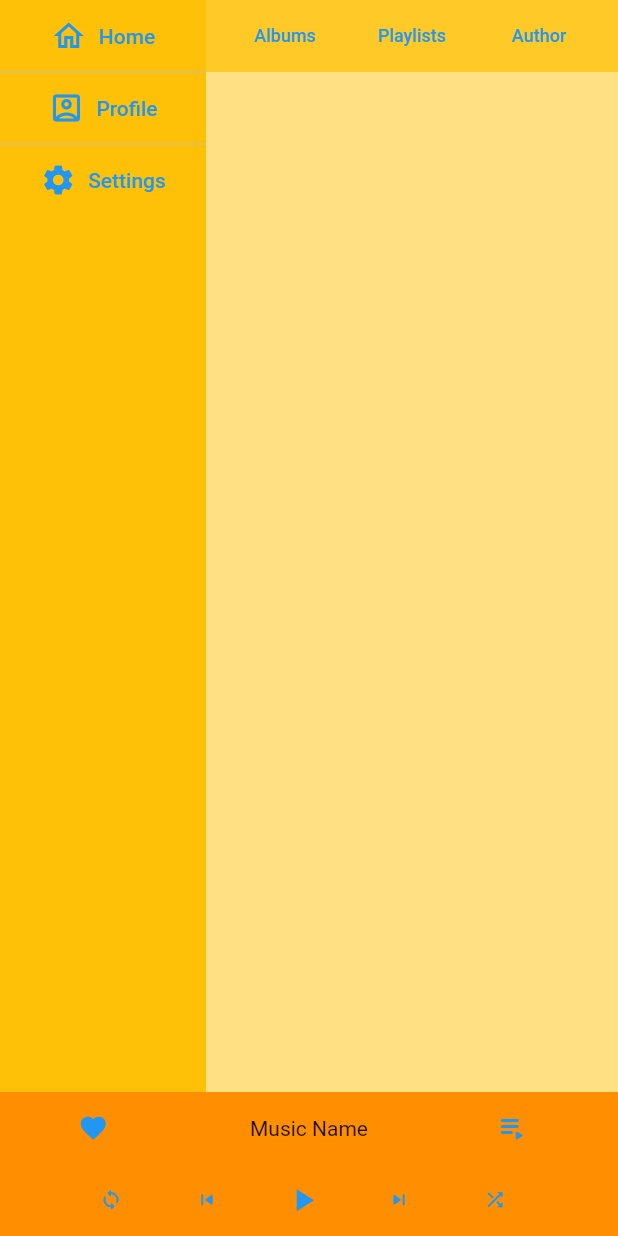
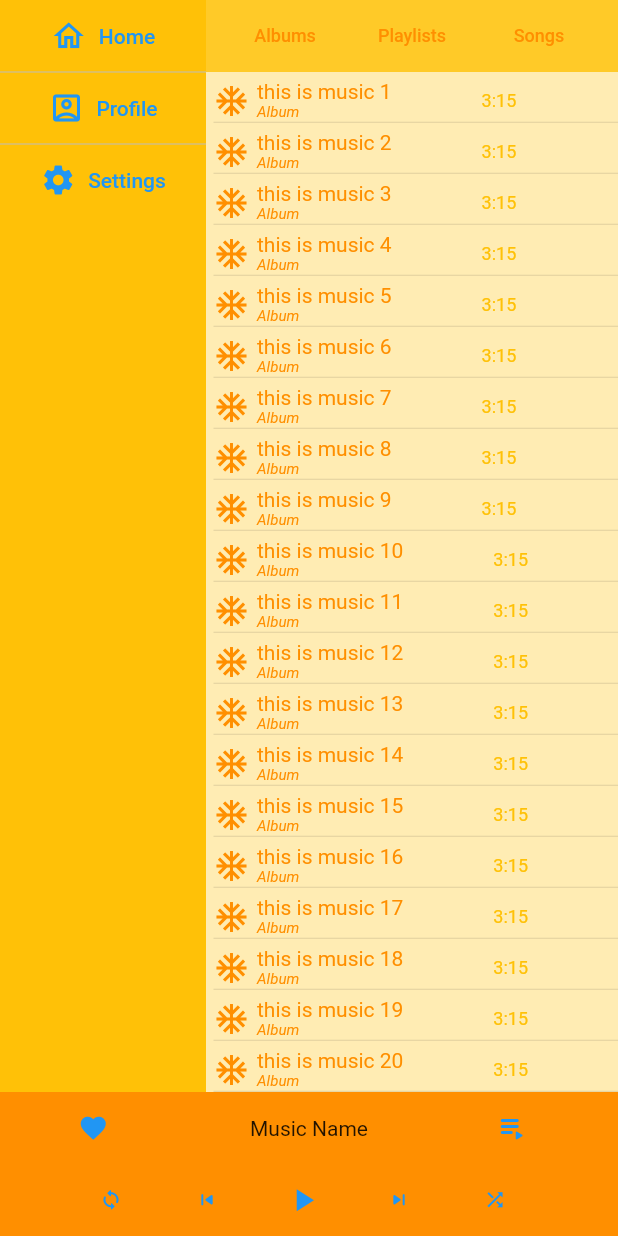
Before and after one commit to 3rs1n4cti0n/MusicPlayerApp, a Flutter app: the screen it shows after launch, on a phone screen of 412 x 824 dp. Run offline on Flutter 3.47's test engine with Material 2 defaults, Android fonts, the phone set to English and light mode, and no system bars.

Commit message:
Added list of songs and tweaking with colorations. Added TODOs so that they can be added later.

```diff
--- a/lib/App Pages/home_page.dart
+++ b/lib/App Pages/home_page.dart
@@ -82,6 +82,7 @@ class _HomeState extends State<Home> {
                                     overflow: TextOverflow.ellipsis,
                                     style: TextStyle(
                                       fontSize: 12,
+                                      color: Colors.amber[800],
                                     ),
                                   ),
                                 ),
@@ -91,6 +92,7 @@ class _HomeState extends State<Home> {
                                     'Playlists',
                                     overflow: TextOverflow.ellipsis,
                                     style: TextStyle(
+                                      color: Colors.amber[800],
                                       fontSize: 12,
                                     ),
                                   ),
@@ -98,16 +100,84 @@ class _HomeState extends State<Home> {
                                 TextButton(
                                   onPressed: () {},
                                   child: Text(
-                                    'Author',
+                                    'Songs',
                                     overflow: TextOverflow.ellipsis,
                                     style: TextStyle(
+                                      color: Colors.amber[800],
                                       fontSize: 12,
                                     ),
                                   ),
                                 ),
                               ],
                             ),
-                          )
+                          ),
+                          Expanded(
+                            child: Container(
+                              color: Colors.amber[300],
+                              child: ListView.builder(
+                                  itemCount: 150,
+                                  itemBuilder: (context, index) {
+                                    index++;
+                                    return Container(
+                                      padding: EdgeInsets.only(left: 5, top: 5),
+                                      width: double.infinity,
+                                      color: Colors.amber[100],
+                                      child: Column(
+                                        crossAxisAlignment:
+                                            CrossAxisAlignment.start,
+                                        children: [
+                                          Row(
+                                            children: [
+                                              Icon(
+                                                Icons.ac_unit,
+                                                color: Colors.amber[800],
+                                              ),
+                                              SizedBox(
+                                                width: 5,
+                                              ),
+                                              Column(
+                                                crossAxisAlignment:
+                                                    CrossAxisAlignment.start,
+                                                children: [
+                                                  Text(
+                                                    // TODO: replce with music name
+                                                    'this is music $index',
+
+                                                    style: TextStyle(
+                                                      fontSize: 14,
+                                                      color: Colors.amber[800],
+                                                    ),
+                                                  ),
+                                                  Text(
+                                                    // TODO: replace with album name
+                                                    'Album',
+                                                    style: TextStyle(
+                                                        color:
+                                                            Colors.amber[800],
+                                                        fontSize: 10,
+                                                        fontStyle:
+                                                            FontStyle.italic),
+                                                  ),
+                                                ],
+                                              ),
+                                              SizedBox(
+                                                width: 60,
+                                              ),
+                                              Text('3:15',
+                                                  style: TextStyle(
+                                                      color: Colors.amber[500],
+                                                      fontSize: 12)),
+                                            ],
+                                          ),
+                                          Divider(
+                                            height: 1,
+                                          )
+                                        ],
+                                      ),
+                                    );
+                                  }),
+                            ),
+                          ),
                         ],
                       ))
                 ],
@@ -130,6 +200,7 @@ class _HomeState extends State<Home> {
                             ),
                             label: Text('')),
                       ),
+                      // TODO: replace title with music name
                       Flexible(flex: 4, child: Text('Music Name')),
                       Flexible(
                         flex: 1,
@@ -141,6 +212,7 @@ class _HomeState extends State<Home> {
                     ],
                   ),
                   Row(
+                    mainAxisAlignment: MainAxisAlignment.spaceEvenly,
                     // TODO: add music lenght bar thing
                     // ignore: prefer_const_literals_to_create_immutables
                     children: [
@@ -150,6 +222,7 @@ class _HomeState extends State<Home> {
                   Row(
                     mainAxisAlignment: MainAxisAlignment.center,
                     children: [
+                      // TODO: add a loop option
                       TextButton.icon(
                           onPressed: () {},
                           icon: Icon(
@@ -157,6 +230,7 @@ class _HomeState extends State<Home> {
                             size: 15,
                           ),
                           label: Text('')),
+                      // TODO: add go to previous song
                       TextButton.icon(
                           onPressed: () {},
                           icon: Icon(
@@ -164,6 +238,7 @@ class _HomeState extends State<Home> {
                             size: 15,
                           ),
                           label: Text('')),
+                      // TODO: add play and pause function and change button accordingly
                       TextButton.icon(
                           onPressed: () {},
                           icon: Icon(
@@ -171,6 +246,7 @@ class _HomeState extends State<Home> {
                             size: 25,
                           ),
                           label: Text('')),
+                      // TODO: add skip to next song
                       TextButton.icon(
                           onPressed: () {},
                           icon: Icon(
@@ -178,6 +254,7 @@ class _HomeState extends State<Home> {
                             size: 15,
                           ),
                           label: Text('')),
+                      // TODO: make it so a random music is played
                       TextButton.icon(
                           onPressed: () {},
                           icon: Icon(
```
